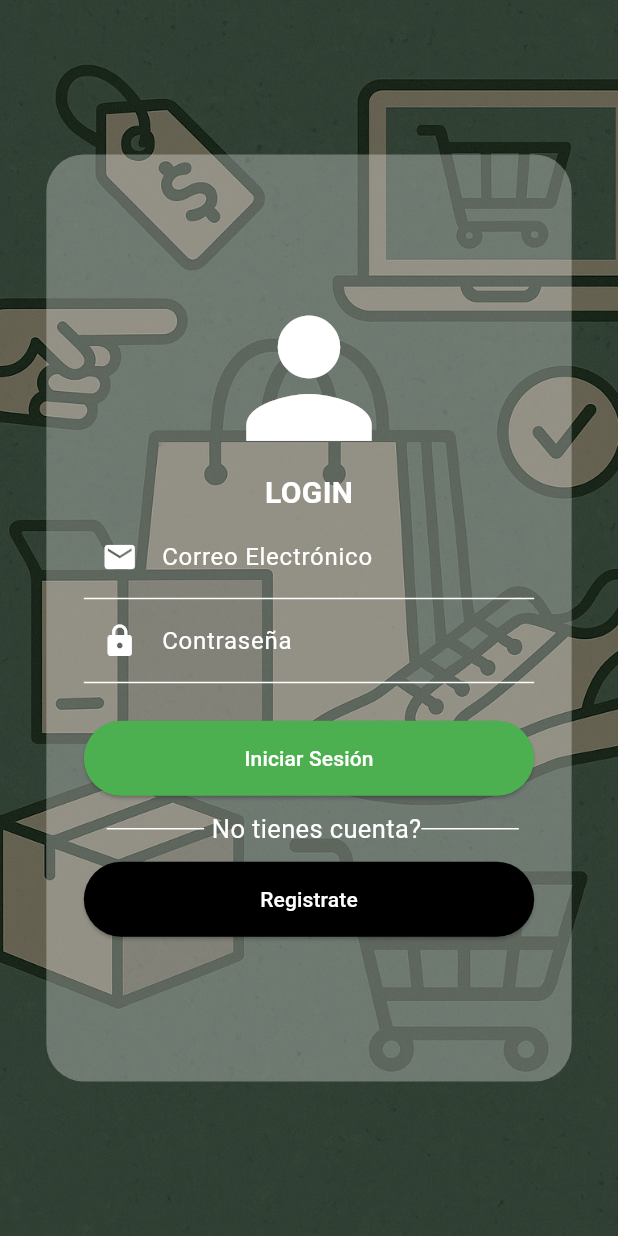
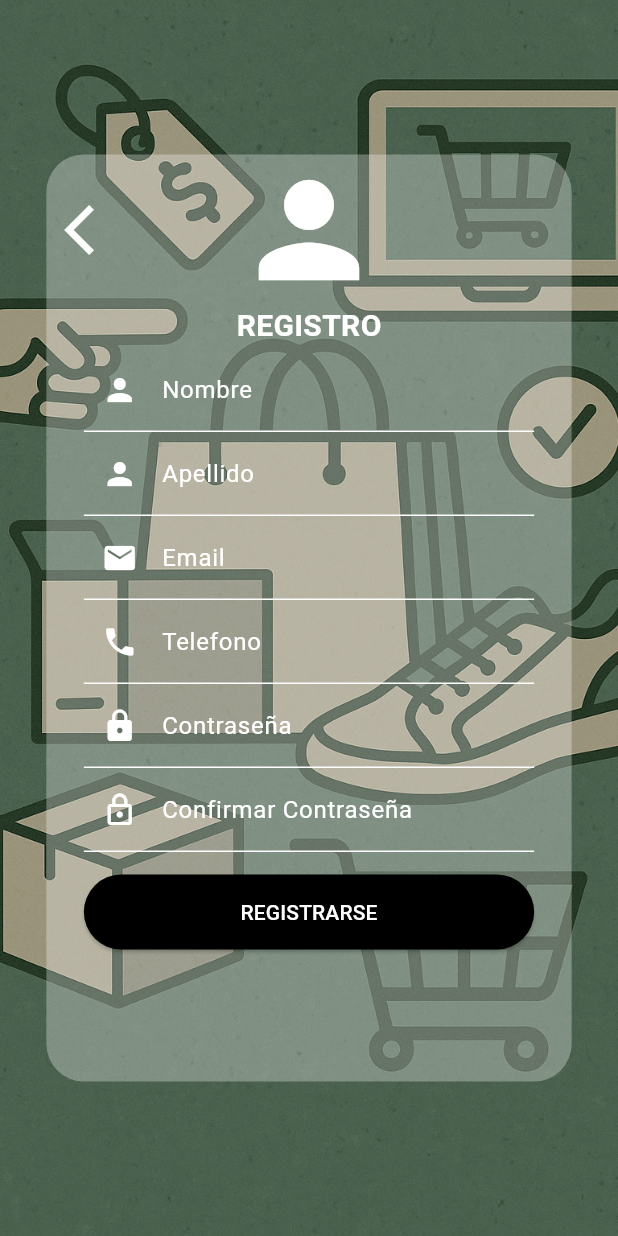
Before and after one commit to hollrojm/gopick-ecommerce-app, a Flutter app: the screen it shows after launch, after a tap on "Registrate", on a phone screen of 412 x 824 dp. Run offline on Flutter 3.47's test engine with Material 3 defaults, Android fonts, the phone set to English and light mode, and no system bars; missing offline and left inert: dart:ffi.

Commit message:
Feature/Add Register Page

```diff
--- a/lib/main.dart
+++ b/lib/main.dart
@@ -20,6 +20,7 @@ class MyApp extends StatelessWidget {
       initialRoute: 'login',
       routes: {
         'login': (context) => const LoginPage(),
+        'register': (context) => const RegisterPage(),
       },
     );
   }
--- a/lib/presentation/pages/auth/login/login_page.dart
+++ b/lib/presentation/pages/auth/login/login_page.dart
@@ -108,7 +108,9 @@ class LoginPage extends StatelessWidget {
                       left: 25, right: 25, top: 10, bottom: 10),
                   height: 50,
                   child: ElevatedButton(
-                    onPressed: () {},
+                    onPressed: () {
+                      Navigator.pushNamed(context, 'register');
+                    },
                     style:
                         ElevatedButton.styleFrom(backgroundColor: Colors.black),
                     child: const Text(
--- /dev/null
+++ b/lib/presentation/pages/auth/register/register_page.dart
@@ -0,0 +1,122 @@
+import 'package:ecommerce_flutter/presentation/presentation.dart';
+import 'package:flutter/material.dart';
+
+class RegisterPage extends StatelessWidget {
+  const RegisterPage({super.key});
+
+  @override
+  Widget build(BuildContext context) {
+    return Scaffold(
+        body: Container(
+      height: MediaQuery.of(context).size.height,
+      width: MediaQuery.of(context).size.width,
+      child: Stack(
+        alignment: Alignment.center,
+        children: [
+          Image.asset(
+            'assets/img/background11.png',
+            width: MediaQuery.of(context).size.width,
+            height: MediaQuery.of(context).size.height,
+            fit: BoxFit.cover,
+            color: const Color.fromRGBO(0, 0, 0, 0.3),
+            colorBlendMode: BlendMode.darken,
+          ),
+          Container(
+            width: MediaQuery.of(context).size.width * 0.85,
+            height: MediaQuery.of(context).size.height * 0.75,
+            decoration: const BoxDecoration(
+              color: Color.fromRGBO(255, 255, 255, 0.3),
+              borderRadius: BorderRadius.all(
+                Radius.circular(25),
+              ),
+            ),
+            child: SingleChildScrollView(
+              child: Column(
+                mainAxisAlignment: MainAxisAlignment.center,
+                crossAxisAlignment: CrossAxisAlignment.center,
+                children: [
+                  const Icon(
+                    Icons.person,
+                    color: Colors.white,
+                    size: 100,
+                  ),
+                  const Text(
+                    'REGISTRO',
+                    style: TextStyle(
+                      fontSize: 20,
+                      fontWeight: FontWeight.bold,
+                      color: Colors.white,
+                    ),
+                  ),
+                  Container(
+                    margin: const EdgeInsets.only(left: 25, right: 25),
+                    child: DefaultTextField(
+                      label: 'Nombre',
+                      icon: Icons.person,
+                      onChanged: (text) {},
+                    ),
+                  ),
+                  Container(
+                    margin: const EdgeInsets.only(left: 25, right: 25),
+                    child: DefaultTextField(
+                      label: 'Apellido',
+                      icon: Icons.person,
+                      onChanged: (text) {},
+                    ),
+                  ),
+                  Container(
+                    margin: const EdgeInsets.only(left: 25, right: 25),
+                    child: DefaultTextField(
+                      label: 'Email',
+                      icon: Icons.email,
+                      onChanged: (text) {},
+                    ),
+                  ),
+                  Container(
+                    margin: const EdgeInsets.only(left: 25, right: 25),
+                    child: DefaultTextField(
+                      label: 'Telefono',
+                      icon: Icons.phone,
+                      onChanged: (text) {},
+                    ),
+                  ),
+                  Container(
+                    margin: const EdgeInsets.only(left: 25, right: 25),
+                    child: DefaultTextField(
+                      obscureText: true,
+                      label: 'Contraseña',
+                      icon: Icons.lock,
+                      onChanged: (text) {},
+                    ),
+                  ),
+                  Container(
+                    margin: const EdgeInsets.only(left: 25, right: 25),
+                    child: DefaultTextField(
+                      obscureText: true,
+                      label: 'Confirmar Contraseña',
+                      icon: Icons.lock_outlined,
+                      onChanged: (text) {},
+                    ),
+                  ),
+                  Container(
+                    margin: const EdgeInsets.only(left: 25, right: 25, top: 15),
+                    child: DefaultButton(
+                      text: 'REGISTRARSE',
+                      onPressed: () {},
+                    ),
+                  )
+                ],
+              ),
+            ),
+          ),
+          const DefaultIconBack(
+              icon: Icons.arrow_back_ios,
+              color: Colors.white,
+              size: 40,
+              left: 35,
+              top: 125)
+        ],
+      ),
+    ));
+  }
+}
--- /dev/null
+++ b/lib/presentation/pages/auth/widgets/default_button.dart
@@ -0,0 +1,30 @@
+import 'package:flutter/material.dart';
+
+class DefaultButton extends StatelessWidget {
+  final String text;
+  final Function() onPressed;
+  final Color color;
+
+  const DefaultButton({
+    super.key,
+    required this.text,
+    required this.onPressed,
+    this.color = Colors.black,
+  });
+
+  @override
+  Widget build(BuildContext context) {
+    return SizedBox(
+      width: MediaQuery.of(context).size.width,
+      height: 50,
+      child: ElevatedButton(
+        onPressed: () => onPressed(),
+        style: ElevatedButton.styleFrom(backgroundColor: color),
+        child: Text(
+          text,
+          style: const TextStyle(color: Colors.white),
+        ),
+      ),
+    );
+  }
+}
--- /dev/null
+++ b/lib/presentation/pages/auth/widgets/default_icon_back.dart
@@ -0,0 +1,33 @@
+import 'dart:ffi';
+
+import 'package:flutter/material.dart';
+
+class DefaultIconBack extends StatelessWidget {
+  final double left;
+  final double top;
+
+  final IconData icon;
+  final Color color;
+  final double size;
+  const DefaultIconBack({
+    super.key,
+    required this.icon,
+    required this.color,
+    required this.size,
+    required this.left,
+    required this.top,
+  });
+
+  @override
+  Widget build(BuildContext context) {
+    return Container(
+        alignment: Alignment.topLeft,
+        margin: EdgeInsets.only(left: left, top: top),
+        child: IconButton(
+          onPressed: () => Navigator.pop(context),
+          icon: Icon(icon),
+          color: color,
+          iconSize: size,
+        ));
+  }
+}
--- a/lib/presentation/presentation.dart
+++ b/lib/presentation/presentation.dart
@@ -1,5 +1,9 @@
 //pages
+
+export 'package:ecommerce_flutter/presentation/pages/auth/register/register_page.dart';
 export 'package:ecommerce_flutter/presentation/pages/auth/login/login_page.dart';
 
 //Widgets
 export 'package:ecommerce_flutter/presentation/pages/auth/widgets/default_textfield.dart';
+export 'package:ecommerce_flutter/presentation/pages/auth/widgets/default_button.dart';
+export 'package:ecommerce_flutter/presentation/pages/auth/widgets/default_icon_back.dart';
```
